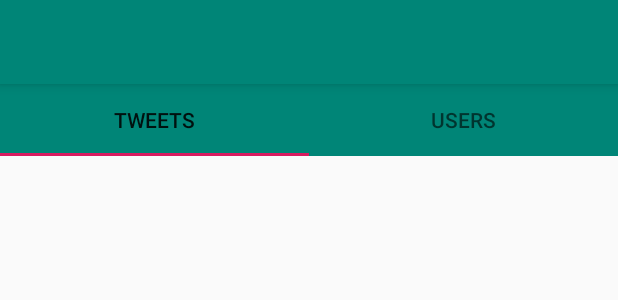
After one commit to noriokun4649/Noriotter2, an Android app: the layout search_layout.xml on its own in the app's theme, with its tools: preview values and no code run, on a phone screen of 412 x 824 dp. The commit adds this screen. Shown: the top 300 px of the screen. Run offline under Robolectric (Android 15) with nearby library versions, the phone set to English and light mode, and no system bars.

Commit message:
検索Activityを実装。

```diff
--- a/app/src/main/AndroidManifest.xml
+++ b/app/src/main/AndroidManifest.xml
@@ -54,6 +54,8 @@
         <activity
             android:name=".activity.GetUserFollowerActivity"
             android:theme="@style/AppTheme.NoActionBar" />
+        <activity android:name=".activity.SearchActivity"
+            android:theme="@style/AppTheme.NoActionBar"  />
     </application>
 
 </manifest>
--- a/app/src/main/java/jp/noriokun4649/noriotter2/activity/MainActivity.java
+++ b/app/src/main/java/jp/noriokun4649/noriotter2/activity/MainActivity.java
@@ -158,6 +158,8 @@ public class MainActivity extends AppCompatActivity
             Intent intent = new Intent(MainActivity.this, UserPageActivity.class);
             intent.putExtra("userid", PreferenceManager.getDefaultSharedPreferences(this).getString("scren_name", ""));
             startActivity(intent);
+        } else if (id == R.id.nav_search) {
+            startActivity(new Intent(MainActivity.this, SearchActivity.class));
         }
 /*
         if (id == R.id.nav_camera) {
--- /dev/null
+++ b/app/src/main/res/layout/search_layout.xml
@@ -0,0 +1,50 @@
+<?xml version="1.0" encoding="utf-8"?>
+<androidx.constraintlayout.widget.ConstraintLayout
+    xmlns:android="http://schemas.android.com/apk/res/android"
+    xmlns:app="http://schemas.android.com/apk/res-auto"
+    android:layout_width="match_parent"
+    android:layout_height="match_parent">
+
+    <androidx.appcompat.widget.Toolbar
+        android:id="@+id/toolbar"
+        android:layout_width="match_parent"
+        android:layout_height="?attr/actionBarSize"
+        android:background="@color/colorPrimary"
+        android:elevation="5dp"
+        app:layout_constraintEnd_toEndOf="parent"
+        app:layout_constraintStart_toStartOf="parent"
+        app:layout_constraintTop_toTopOf="parent"
+        app:layout_scrollFlags="scroll|enterAlwaysCollapsed" />
+
+    <com.google.android.material.tabs.TabLayout
+        android:id="@+id/tabs"
+        android:layout_width="match_parent"
+        android:layout_height="wrap_content"
+        android:background="@color/colorPrimary"
+        app:layout_constraintEnd_toEndOf="parent"
+        app:layout_constraintStart_toStartOf="parent"
+        app:layout_constraintTop_toBottomOf="@+id/toolbar"
+        app:tabMode="fixed">
+
+        <com.google.android.material.tabs.TabItem
+            android:layout_width="wrap_content"
+            android:layout_height="wrap_content"
+            android:text="@string/tweets" />
+
+        <com.google.android.material.tabs.TabItem
+            android:layout_width="wrap_content"
+            android:layout_height="wrap_content"
+            android:text="@string/users" />
+    </com.google.android.material.tabs.TabLayout>
+
+    <androidx.viewpager.widget.ViewPager
+        android:id="@+id/viewpager"
+        android:layout_width="match_parent"
+        android:layout_height="0dp"
+        app:layout_behavior="@string/appbar_scrolling_view_behavior"
+        app:layout_constraintBottom_toBottomOf="parent"
+        app:layout_constraintEnd_toEndOf="parent"
+        app:layout_constraintStart_toStartOf="parent"
+        app:layout_constraintTop_toBottomOf="@+id/tabs" />
+
+</androidx.constraintlayout.widget.ConstraintLayout>
```
Also changed, not shown: app/src/main/java/jp/noriokun4649/noriotter2/activity/SearchActivity.java (added, +115 -0 lines), app/src/main/java/jp/noriokun4649/noriotter2/fragment/search/TweetSearch.java (added, +36 -0 lines), app/src/main/java/jp/noriokun4649/noriotter2/fragment/search/UserSearch.java (added, +65 -0 lines), app/src/main/java/jp/noriokun4649/noriotter2/twitter/GetSearch.java (added, +72 -0 lines), app/src/main/java/jp/noriokun4649/noriotter2/twitter/GetUserSearch.java (added, +82 -0 lines).
